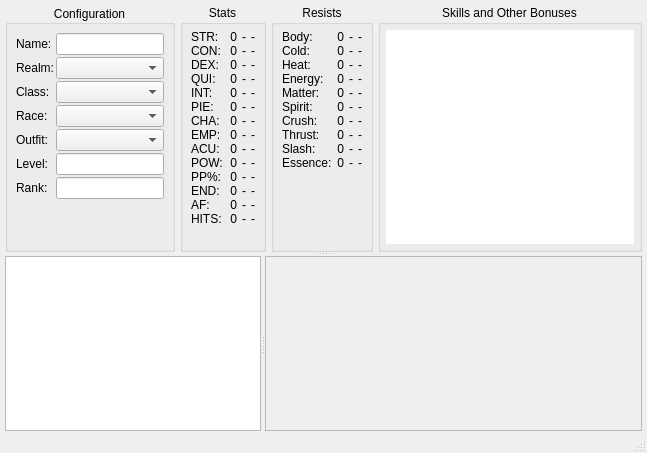
This is interface/MainWindow.ui in WesRoach/SpellcraftingCalculator as Qt 5 draws it before an edit. The edited form follows.
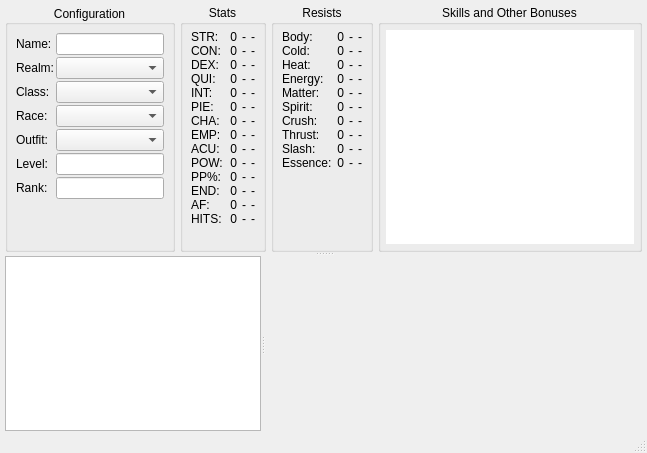
This is the edited form.

Patch:
```diff
--- a/interface/MainWindow.ui
+++ b/interface/MainWindow.ui
@@ -1452,7 +1452,7 @@
             </sizepolicy>
            </property>
            <property name="frameShape">
-            <enum>QFrame::StyledPanel</enum>
+            <enum>QFrame::NoFrame</enum>
            </property>
           </widget>
          </widget>
```
